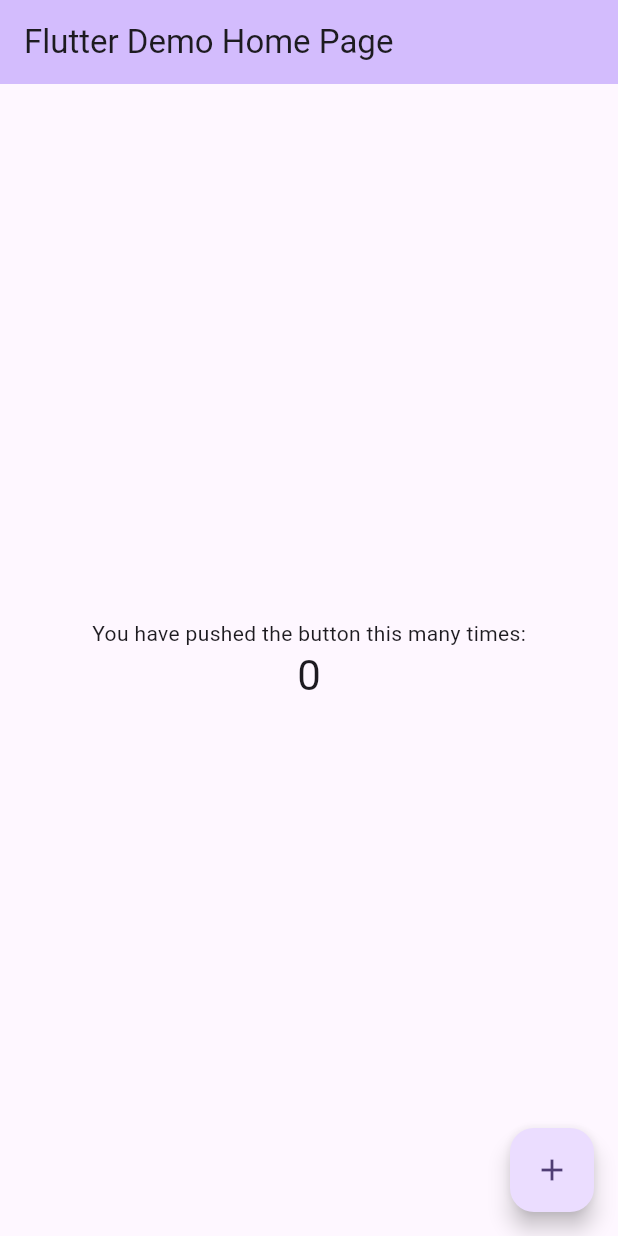
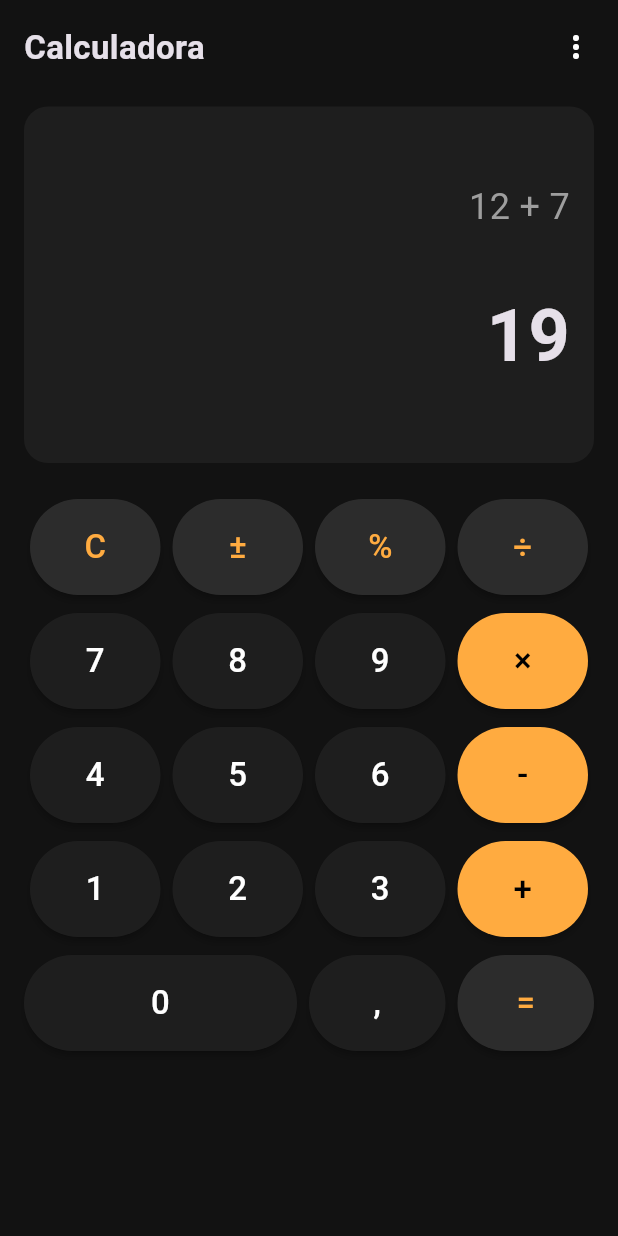
Before and after one commit to stefacm/calculator, a Flutter app: the screen it shows after launch, on a phone screen of 412 x 824 dp. Run offline on Flutter 3.47's test engine with Material 3 defaults, Android fonts, the phone set to English and light mode, and no system bars.

Commit message:
feat: implement basic calculator UI layout

```diff
--- a/lib/main.dart
+++ b/lib/main.dart
@@ -1,122 +1,220 @@
 import 'package:flutter/material.dart';
 
 void main() {
-  runApp(const MyApp());
+  runApp(const CalculatorApp());
 }
 
-class MyApp extends StatelessWidget {
-  const MyApp({super.key});
+class CalculatorApp extends StatelessWidget {
+  const CalculatorApp({super.key});
 
-  // This widget is the root of your application.
   @override
   Widget build(BuildContext context) {
     return MaterialApp(
-      title: 'Flutter Demo',
-      theme: ThemeData(
-        // This is the theme of your application.
-        //
-        // TRY THIS: Try running your application with "flutter run". You'll see
-        // the application has a purple toolbar. Then, without quitting the app,
-        // try changing the seedColor in the colorScheme below to Colors.green
-        // and then invoke "hot reload" (save your changes or press the "hot
-        // reload" button in a Flutter-supported IDE, or press "r" if you used
-        // the command line to start the app).
-        //
-        // Notice that the counter didn't reset back to zero; the application
-        // state is not lost during the reload. To reset the state, use hot
-        // restart instead.
-        //
-        // This works for code too, not just values: Most code changes can be
-        // tested with just a hot reload.
-        colorScheme: ColorScheme.fromSeed(seedColor: Colors.deepPurple),
+      debugShowCheckedModeBanner: false,
+      title: 'Calculadora UI',
+      theme: ThemeData.dark().copyWith(
+        scaffoldBackgroundColor: const Color(0xFF121212),
+        primaryColor: const Color(0xFF1E1E1E),
       ),
-      home: const MyHomePage(title: 'Flutter Demo Home Page'),
+      home: const CalculatorPage(),
     );
   }
 }
 
-class MyHomePage extends StatefulWidget {
-  const MyHomePage({super.key, required this.title});
-
-  // This widget is the home page of your application. It is stateful, meaning
-  // that it has a State object (defined below) that contains fields that affect
-  // how it looks.
-
-  // This class is the configuration for the state. It holds the values (in this
-  // case the title) provided by the parent (in this case the App widget) and
-  // used by the build method of the State. Fields in a Widget subclass are
-  // always marked "final".
-
-  final String title;
-
-  @override
-  State<MyHomePage> createState() => _MyHomePageState();
-}
-
-class _MyHomePageState extends State<MyHomePage> {
-  int _counter = 0;
-
-  void _incrementCounter() {
-    setState(() {
-      // This call to setState tells the Flutter framework that something has
-      // changed in this State, which causes it to rerun the build method below
-      // so that the display can reflect the updated values. If we changed
-      // _counter without calling setState(), then the build method would not be
-      // called again, and so nothing would appear to happen.
-      _counter++;
-    });
-  }
+class CalculatorPage extends StatelessWidget {
+  const CalculatorPage({super.key});
 
   @override
   Widget build(BuildContext context) {
-    // This method is rerun every time setState is called, for instance as done
-    // by the _incrementCounter method above.
-    //
-    // The Flutter framework has been optimized to make rerunning build methods
-    // fast, so that you can just rebuild anything that needs updating rather
-    // than having to individually change instances of widgets.
     return Scaffold(
-      appBar: AppBar(
-        // TRY THIS: Try changing the color here to a specific color (to
-        // Colors.amber, perhaps?) and trigger a hot reload to see the AppBar
-        // change color while the other colors stay the same.
-        backgroundColor: Theme.of(context).colorScheme.inversePrimary,
-        // Here we take the value from the MyHomePage object that was created by
-        // the App.build method, and use it to set our appbar title.
-        title: Text(widget.title),
-      ),
-      body: Center(
-        // Center is a layout widget. It takes a single child and positions it
-        // in the middle of the parent.
-        child: Column(
-          // Column is also a layout widget. It takes a list of children and
-          // arranges them vertically. By default, it sizes itself to fit its
-          // children horizontally, and tries to be as tall as its parent.
-          //
-          // Column has various properties to control how it sizes itself and
-          // how it positions its children. Here we use mainAxisAlignment to
-          // center the children vertically; the main axis here is the vertical
-          // axis because Columns are vertical (the cross axis would be
-          // horizontal).
-          //
-          // TRY THIS: Invoke "debug painting" (choose the "Toggle Debug Paint"
-          // action in the IDE, or press "p" in the console), to see the
-          // wireframe for each widget.
-          mainAxisAlignment: MainAxisAlignment.center,
-          children: <Widget>[
-            const Text('You have pushed the button this many times:'),
-            Text(
-              '$_counter',
-              style: Theme.of(context).textTheme.headlineMedium,
-            ),
-          ],
+      body: SafeArea(
+        child: Padding(
+          padding: const EdgeInsets.all(16),
+          child: Column(
+            children: [
+              // Título / encabezado
+              Row(
+                mainAxisAlignment: MainAxisAlignment.spaceBetween,
+                children: const [
+                  Text(
+                    'Calculadora',
+                    style: TextStyle(
+                      fontSize: 22,
+                      fontWeight: FontWeight.bold,
+                    ),
+                  ),
+                  Icon(Icons.more_vert),
+                ],
+              ),
+              const SizedBox(height: 24),
+
+              // Pantalla de resultado
+              Expanded(
+                flex: 2,
+                child: Container(
+                  width: double.infinity,
+                  padding: const EdgeInsets.all(16),
+                  decoration: BoxDecoration(
+                    color: const Color(0xFF1E1E1E),
+                    borderRadius: BorderRadius.circular(16),
+                  ),
+                  child: Column(
+                    crossAxisAlignment: CrossAxisAlignment.end,
+                    mainAxisAlignment: MainAxisAlignment.spaceEvenly,
+                    children: const [
+                      Text(
+                        '12 + 7',
+                        style: TextStyle(
+                          fontSize: 24,
+                          color: Colors.grey,
+                        ),
+                      ),
+                      Text(
+                        '19',
+                        style: TextStyle(
+                          fontSize: 48,
+                          fontWeight: FontWeight.bold,
+                        ),
+                      ),
+                    ],
+                  ),
+                ),
+              ),
+              const SizedBox(height: 24),
+
+              // Botones
+              Expanded(
+                flex: 4,
+                child: Column(
+                  children: [
+                    _buildButtonRow(['C', '±', '%', '÷'], isTopRow: true),
+                    const SizedBox(height: 12),
+                    _buildButtonRow(['7', '8', '9', '×']),
+                    const SizedBox(height: 12),
+                    _buildButtonRow(['4', '5', '6', '-']),
+                    const SizedBox(height: 12),
+                    _buildButtonRow(['1', '2', '3', '+']),
+                    const SizedBox(height: 12),
+                    _buildButtonRow(['0', ',', '='], isLastRow: true),
+                  ],
+                ),
+              ),
+            ],
+          ),
         ),
       ),
-      floatingActionButton: FloatingActionButton(
-        onPressed: _incrementCounter,
-        tooltip: 'Increment',
-        child: const Icon(Icons.add),
-      ), // This trailing comma makes auto-formatting nicer for build methods.
     );
   }
 }
+
+Widget _buildButtonRow(
+  List<String> labels, {
+  bool isTopRow = false,
+  bool isLastRow = false,
+}) {
+  if (isLastRow) {
+    return Row(
+      children: [
+        Expanded(
+          flex: 2,
+          child: _CalculatorButton(
+            label: labels[0],
+            isNumber: true,
+          ),
+        ),
+        const SizedBox(width: 8),
+        Expanded(
+          flex: 1,
+          child: _CalculatorButton(
+            label: labels[1],
+            isNumber: true,
+          ),
+        ),
+        const SizedBox(width: 8),
+        Expanded(
+          flex: 1,
+          child: _CalculatorButton(
+            label: labels[2],
+            isAction: true,
+          ),
+        ),
+      ],
+    );
+  }
+
+  return Row(
+    children: labels.map((text) {
+      final isOperator = ['÷', '×', '-', '+'].contains(text);
+      final isAction = ['C', '±', '%'].contains(text);
+
+      return Expanded(
+        child: Padding(
+          padding: const EdgeInsets.symmetric(horizontal: 4),
+          child: _CalculatorButton(
+            label: text,
+            isTopRow: isTopRow,
+            isOperator: isOperator,
+            isAction: isAction,
+            isNumber: !(isOperator || isAction),
+          ),
+        ),
+      );
+    }).toList(),
+  );
+}
+
+class _CalculatorButton extends StatelessWidget {
+  final String label;
+  final bool isTopRow;
+  final bool isOperator;
+  final bool isAction;
+  final bool isNumber;
+
+  const _CalculatorButton({
+    required this.label,
+    this.isTopRow = false,
+    this.isOperator = false,
+    this.isAction = false,
+    this.isNumber = false
+  });
+
+  @override
+  Widget build(BuildContext context) {
+    Color background;
+    Color textColor = Colors.white;
+
+    if (isTopRow || isAction) {
+      background = const Color(0xFF2C2C2C);
+      textColor = Colors.orangeAccent;
+    } else if (isOperator) {
+      background = Colors.orangeAccent;
+      textColor = Colors.black;
+    } else if (isNumber) {
+      background = const Color(0xFF1E1E1E);
+    } else {
+      background = const Color(0xFF2C2C2C);
+    }
+
+    return SizedBox(
+      height: 64,
+      child: ElevatedButton(
+        onPressed: () {}, // solo visual
+        style: ElevatedButton.styleFrom(
+          backgroundColor: background,
+          shape: RoundedRectangleBorder(
+            borderRadius: BorderRadius.circular(32),
+          ),
+          elevation: 2,
+        ),
+        child: Text(
+          label,
+          style: TextStyle(
+            fontSize: 22,
+            fontWeight: FontWeight.w500,
+            color: textColor,
+          ),
+        ),
+      ),
+    );
+  }
+}
```
